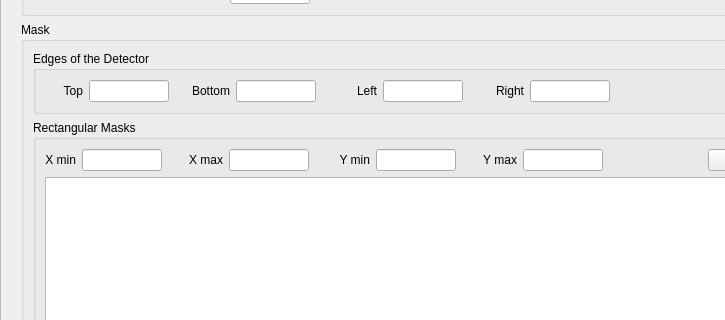
Before: the Qt Designer form Code/Mantid/scripts/Interface/ui/sans/hfir_instrument.ui in mantidproject/mantid, drawn with Qt 5; both pictures show x 0 to 725 and y 414 to 734 of the 980 by 816 pixel window.
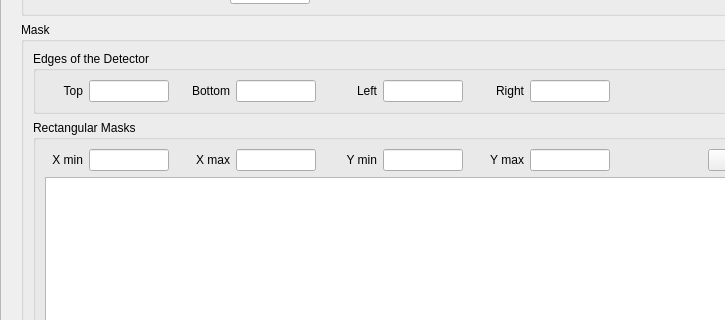
After: the same form once the commit is applied.

Commit message: Making layout prettier for Windows. Re #1732

```diff
--- a/Code/Mantid/scripts/Interface/ui/sans/hfir_instrument.ui
+++ b/Code/Mantid/scripts/Interface/ui/sans/hfir_instrument.ui
@@ -954,6 +954,18 @@
               <layout class="QHBoxLayout" name="horizontalLayout_3">
                <item>
                 <widget class="QLabel" name="label_11">
+                 <property name="sizePolicy">
+                  <sizepolicy hsizetype="Fixed" vsizetype="Preferred">
+                   <horstretch>0</horstretch>
+                   <verstretch>0</verstretch>
+                  </sizepolicy>
+                 </property>
+                 <property name="minimumSize">
+                  <size>
+                   <width>38</width>
+                   <height>0</height>
+                  </size>
+                 </property>
                  <property name="text">
                   <string>X min</string>
                  </property>
@@ -983,6 +995,12 @@
                </item>
                <item>
                 <widget class="QLabel" name="label_12">
+                 <property name="sizePolicy">
+                  <sizepolicy hsizetype="Preferred" vsizetype="Preferred">
+                   <horstretch>0</horstretch>
+                   <verstretch>0</verstretch>
+                  </sizepolicy>
+                 </property>
                  <property name="minimumSize">
                   <size>
                    <width>55</width>
```
Left out of the diff: 6 changed lines with no effect on the pictures. The commit also changes 7 other files.
